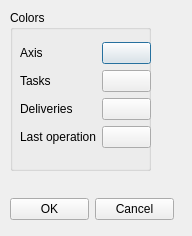
DanielZorin/movepoint, file src/SchedulerGUI/Windows/PreferencesDialog.ui: the form before one commit.
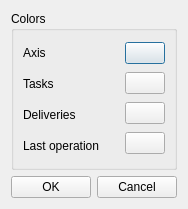
The form after the commit.

Commit message: [~] Scheduler GUI: layouts redone, windows are now expanding and nice.

Diff of the .ui file:
```diff
--- a/src/SchedulerGUI/Windows/PreferencesDialog.ui
+++ b/src/SchedulerGUI/Windows/PreferencesDialog.ui
@@ -5,8 +5,8 @@
    <rect>
     <x>0</x>
     <y>0</y>
-    <width>192</width>
-    <height>236</height>
+    <width>182</width>
+    <height>209</height>
    </rect>
   </property>
   <property name="sizePolicy" >
@@ -21,22 +21,12 @@
   <property name="locale" >
    <locale country="UnitedStates" language="English" />
   </property>
-  <widget class="QWidget" name="verticalLayoutWidget" >
-   <property name="geometry" >
-    <rect>
-     <x>10</x>
-     <y>10</y>
-     <width>164</width>
-     <height>210</height>
-    </rect>
-   </property>
+  <layout class="QHBoxLayout" name="horizontalLayout_2" >
+   <item>
    <layout class="QVBoxLayout" name="verticalLayout" >
     <property name="sizeConstraint" >
-     <enum>QLayout::SetNoConstraint</enum>
-    </property>
-    <item>
-     <layout class="QVBoxLayout" name="verticalLayout_2" />
-    </item>
+      <enum>QLayout::SetDefaultConstraint</enum>
+     </property>
     <item>
      <widget class="QGroupBox" name="groupBox" >
       <property name="sizePolicy" >
@@ -47,35 +37,32 @@
       </property>
       <property name="minimumSize" >
        <size>
-        <width>141</width>
-        <height>161</height>
+         <width>0</width>
+         <height>0</height>
        </size>
       </property>
       <property name="maximumSize" >
        <size>
-        <width>141</width>
-        <height>161</height>
+         <width>16777215</width>
+         <height>16777215</height>
        </size>
       </property>
       <property name="title" >
        <string>Colors</string>
       </property>
-      <widget class="QWidget" name="verticalLayoutWidget_3" >
-       <property name="geometry" >
-        <rect>
-         <x>10</x>
-         <y>20</y>
-         <width>131</width>
-         <height>131</height>
-        </rect>
-       </property>
-       <layout class="QVBoxLayout" name="verticalLayout_3" >
+       <layout class="QHBoxLayout" name="horizontalLayout_3" >
         <item>
          <layout class="QHBoxLayout" name="horizontalLayout_7" >
           <item>
            <layout class="QVBoxLayout" name="verticalLayout_6" >
             <item>
              <widget class="QLabel" name="label" >
+              <property name="sizePolicy" >
+               <sizepolicy vsizetype="Preferred" hsizetype="Expanding" >
+                <horstretch>0</horstretch>
+                <verstretch>0</verstretch>
+               </sizepolicy>
+              </property>
               <property name="text" >
                <string>Axis</string>
               </property>
@@ -83,6 +70,12 @@
             </item>
             <item>
              <widget class="QLabel" name="label_2" >
+              <property name="sizePolicy" >
+               <sizepolicy vsizetype="Preferred" hsizetype="Expanding" >
+                <horstretch>0</horstretch>
+                <verstretch>0</verstretch>
+               </sizepolicy>
+              </property>
               <property name="text" >
                <string>Tasks</string>
               </property>
@@ -90,6 +83,12 @@
             </item>
             <item>
              <widget class="QLabel" name="label_3" >
+              <property name="sizePolicy" >
+               <sizepolicy vsizetype="Preferred" hsizetype="Expanding" >
+                <horstretch>0</horstretch>
+                <verstretch>0</verstretch>
+               </sizepolicy>
+              </property>
               <property name="text" >
                <string>Deliveries</string>
               </property>
@@ -97,6 +96,12 @@
             </item>
             <item>
              <widget class="QLabel" name="label_4" >
+              <property name="sizePolicy" >
+               <sizepolicy vsizetype="Preferred" hsizetype="Expanding" >
+                <horstretch>0</horstretch>
+                <verstretch>0</verstretch>
+               </sizepolicy>
+              </property>
               <property name="text" >
                <string>Last operation</string>
               </property>
@@ -140,30 +145,11 @@
         </item>
        </layout>
       </widget>
-      <zorder>verticalLayoutWidget_5</zorder>
-      <zorder>verticalLayoutWidget_3</zorder>
-     </widget>
-    </item>
-    <item>
-     <spacer name="verticalSpacer" >
-      <property name="orientation" >
-       <enum>Qt::Vertical</enum>
-      </property>
-      <property name="sizeType" >
-       <enum>QSizePolicy::Expanding</enum>
-      </property>
-      <property name="sizeHint" stdset="0" >
-       <size>
-        <width>20</width>
-        <height>40</height>
-       </size>
-      </property>
-     </spacer>
     </item>
     <item>
      <layout class="QHBoxLayout" name="horizontalLayout" >
       <property name="sizeConstraint" >
-       <enum>QLayout::SetMinimumSize</enum>
+        <enum>QLayout::SetDefaultConstraint</enum>
       </property>
       <item>
        <widget class="QPushButton" name="pushButton" >
@@ -182,7 +168,8 @@
      </layout>
     </item>
    </layout>
-  </widget>
+   </item>
+  </layout>
  </widget>
  <resources/>
  <connections>
```
Left out of the diff: 128 changed lines with no effect on the pictures. Lines whose indentation alone changed are shown as unchanged. The commit also changes 9 other files.
